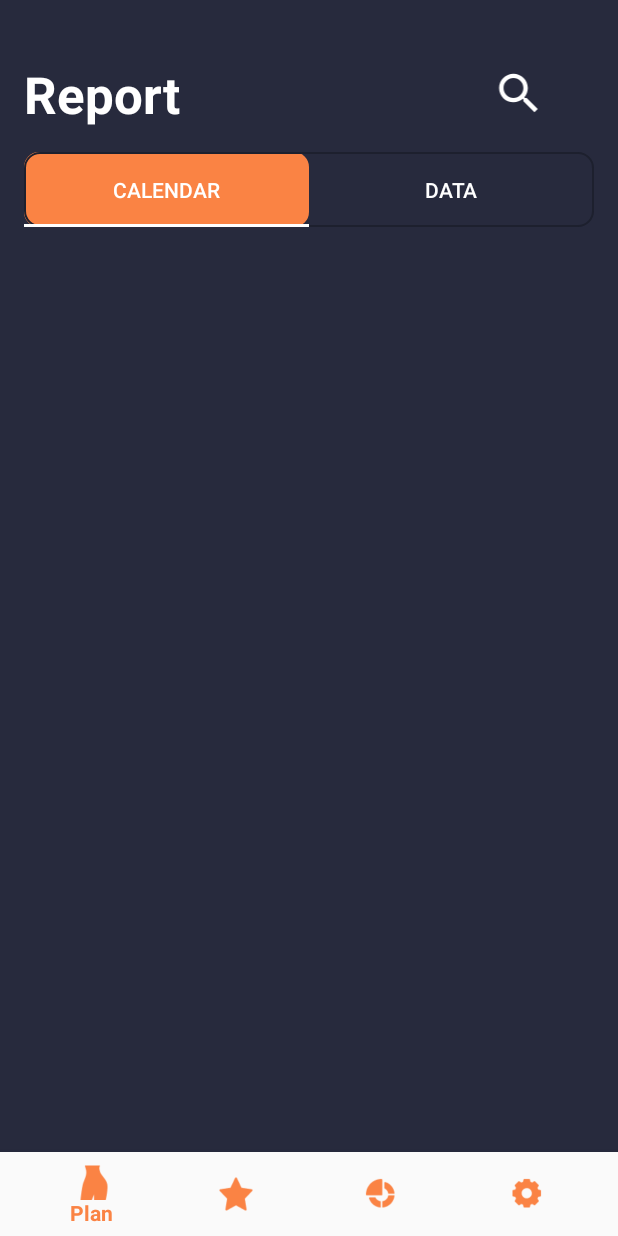
After one commit to tungdaoUTE/weightBase, an Android app: the fragment ReportFragment placed in its activity, on a phone screen of 412 x 824 dp. The commit adds this screen. Run offline under Robolectric (Android 15) with nearby library versions, the phone set to English and light mode, and no system bars; 1 statement that could not run was skipped.

Commit message:
report
vẽ dở màn report

```diff
--- a/app/src/main/java/com/example/overweights/ui/MainPage/MainPageActivity.java
+++ b/app/src/main/java/com/example/overweights/ui/MainPage/MainPageActivity.java
@@ -15,6 +15,7 @@ import android.widget.Toast;
 
 import com.example.overweights.R;
 import com.example.overweights.databinding.ActivityMainPageBinding;
+import com.example.overweights.ui.MainPage.report.ReportFragment;
 import com.example.overweights.utils.BottomNavigationBehavior;
 import com.google.android.material.bottomnavigation.BottomNavigationView;
 
@@ -62,7 +63,8 @@ public class MainPageActivity extends AppCompatActivity {
                     loadFragment(fragment);
                     return true;
                 case R.id.nav_report:
-                    Toast.makeText(MainPageActivity.this, "report", Toast.LENGTH_SHORT).show();
+                    fragment = new ReportFragment();
+                    loadFragment(fragment);
                     return true;
                 case R.id.nav_setting:
                     return true;
--- /dev/null
+++ b/app/src/main/java/com/example/overweights/ui/MainPage/report/CalendarFragment.java
@@ -0,0 +1,29 @@
+package com.example.overweights.ui.MainPage.report;
+
+import android.os.Bundle;
+import android.view.LayoutInflater;
+import android.view.View;
+import android.view.ViewGroup;
+
+import androidx.annotation.NonNull;
+import androidx.annotation.Nullable;
+import androidx.fragment.app.Fragment;
+
+import com.example.overweights.databinding.FragmentCalendarBinding;
+import com.example.overweights.databinding.FragmentReportBinding;
+
+public class CalendarFragment extends Fragment {
+    public static CalendarFragment newInstance() {
+        return new CalendarFragment();
+    }
+
+    FragmentCalendarBinding binding;
+
+    @Nullable
+    @Override
+    public View onCreateView(@NonNull LayoutInflater inflater, @Nullable ViewGroup container, @Nullable Bundle savedInstanceState) {
+        binding = FragmentCalendarBinding.inflate(inflater, container, false);
+        View root = binding.getRoot();
+        return root;
+    }
+}
--- /dev/null
+++ b/app/src/main/java/com/example/overweights/ui/MainPage/report/DataFragment.java
@@ -0,0 +1,29 @@
+package com.example.overweights.ui.MainPage.report;
+
+import android.os.Bundle;
+import android.view.LayoutInflater;
+import android.view.View;
+import android.view.ViewGroup;
+
+import androidx.annotation.NonNull;
+import androidx.annotation.Nullable;
+import androidx.fragment.app.Fragment;
+
+import com.example.overweights.databinding.FragmentDataBinding;
+import com.example.overweights.databinding.FragmentReportBinding;
+
+public class DataFragment extends Fragment {
+    FragmentDataBinding binding;
+
+    public static DataFragment newInstance() {
+        return new DataFragment();
+    }
+
+    @Nullable
+    @Override
+    public View onCreateView(@NonNull LayoutInflater inflater, @Nullable ViewGroup container, @Nullable Bundle savedInstanceState) {
+        binding = FragmentDataBinding.inflate(inflater, container, false);
+        View root = binding.getRoot();
+        return root;
+    }
+}
--- /dev/null
+++ b/app/src/main/java/com/example/overweights/ui/MainPage/report/ReportFragment.java
@@ -0,0 +1,77 @@
+package com.example.overweights.ui.MainPage.report;
+
+import android.os.Bundle;
+import android.view.LayoutInflater;
+import android.view.View;
+import android.view.ViewGroup;
+import android.widget.FrameLayout;
+
+import androidx.annotation.NonNull;
+import androidx.annotation.Nullable;
+import androidx.fragment.app.Fragment;
+import androidx.viewpager.widget.ViewPager;
+
+import com.example.overweights.databinding.FragmentPlanBinding;
+import com.example.overweights.databinding.FragmentReportBinding;
+
+public class ReportFragment extends Fragment {
+    FragmentReportBinding binding;
+    private int indicatorWidth;
+
+    public ReportFragment() {
+    }
+
+    @Nullable
+    @Override
+    public View onCreateView(@NonNull LayoutInflater inflater, @Nullable ViewGroup container, @Nullable Bundle savedInstanceState) {
+        binding = FragmentReportBinding.inflate(inflater, container, false);
+        View root = binding.getRoot();
+
+        TabFragmentAdapter adapter = new TabFragmentAdapter(getFragmentManager());
+        adapter.addFragment(CalendarFragment.newInstance(), "Calendar");
+        adapter.addFragment(DataFragment.newInstance(), "Data");
+        binding.viewPager.setAdapter(adapter);
+        binding.tab.setupWithViewPager(binding.viewPager);
+
+        //Determine indicator width at runtime
+        binding.tab.post(new Runnable() {
+            @Override
+            public void run() {
+                indicatorWidth = binding.tab.getWidth() / binding.tab.getTabCount();
+
+                //Assign new width
+                FrameLayout.LayoutParams indicatorParams = (FrameLayout.LayoutParams) binding.indicator.getLayoutParams();
+                indicatorParams.width = indicatorWidth;
+                binding.indicator.setLayoutParams(indicatorParams);
+            }
+        });
+
+        binding.viewPager.addOnPageChangeListener(new ViewPager.OnPageChangeListener() {
+
+            //To move the indicator as the user scroll, we will need the scroll offset values
+            //positionOffset is a value from [0..1] which represents how far the page has been scrolled
+            //see https://developer.android.com/reference/android/support/v4/view/ViewPager.OnPageChangeListener
+            @Override
+            public void onPageScrolled(int i, float positionOffset, int positionOffsetPx) {
+                FrameLayout.LayoutParams params = (FrameLayout.LayoutParams)binding.indicator.getLayoutParams();
+
+                //Multiply positionOffset with indicatorWidth to get translation
+                float translationOffset =  (positionOffset+i) * indicatorWidth ;
+                params.leftMargin = (int) translationOffset;
+                binding.indicator.setLayoutParams(params);
+            }
+
+            @Override
+            public void onPageSelected(int i) {
+
+            }
+
+            @Override
+            public void onPageScrollStateChanged(int i) {
+
+            }
+        });
+
+        return root;
+    }
+}
--- /dev/null
+++ b/app/src/main/java/com/example/overweights/ui/MainPage/report/TabFragmentAdapter.java
@@ -0,0 +1,37 @@
+package com.example.overweights.ui.MainPage.report;
+
+import androidx.fragment.app.Fragment;
+import androidx.fragment.app.FragmentManager;
+import androidx.fragment.app.FragmentPagerAdapter;
+
+import java.util.ArrayList;
+import java.util.List;
+
+public class TabFragmentAdapter extends FragmentPagerAdapter {
+    private final List<Fragment> fragmentList = new ArrayList<>();
+    private final List<String> fragmentTitleList = new ArrayList<>();
+
+    public TabFragmentAdapter(FragmentManager fm) {
+        super(fm);
+    }
+
+    @Override
+    public Fragment getItem(int i) {
+        return fragmentList.get(i);
+    }
+
+    @Override
+    public int getCount() {
+        return fragmentList.size();
+    }
+
+    @Override
+    public CharSequence getPageTitle(int position) {
+        return fragmentTitleList.get(position);
+    }
+
+    public void addFragment(Fragment fragment, String title) {
+        fragmentList.add(fragment);
+        fragmentTitleList.add(title);
+    }
+}
--- /dev/null
+++ b/app/src/main/res/drawable/gradient_bg.xml
@@ -0,0 +1,12 @@
+<?xml version="1.0" encoding="utf-8"?>
+<shape
+    android:shape="rectangle"
+    xmlns:android="http://schemas.android.com/apk/res/android">
+
+    <corners android:radius="10dp"/>
+    <gradient
+        android:type="linear"
+        android:angle="45"
+        android:startColor="#FA8344"
+        android:endColor="#FA8344"/>
+</shape>
--- /dev/null
+++ b/app/src/main/res/drawable/tab_bg.xml
@@ -0,0 +1,6 @@
+<?xml version="1.0" encoding="utf-8"?>
+<shape android:shape="rectangle"
+    xmlns:android="http://schemas.android.com/apk/res/android">
+    <corners android:radius="10dp"/>
+    <stroke android:color="#1D202E" android:width="1dp"/>
+</shape>
--- /dev/null
+++ b/app/src/main/res/layout/fragment_calendar.xml
@@ -0,0 +1,23 @@
+<?xml version="1.0" encoding="utf-8"?>
+<LinearLayout xmlns:android="http://schemas.android.com/apk/res/android"
+    android:layout_width="match_parent"
+    android:layout_height="match_parent"
+    android:orientation="vertical"
+    android:background="#272A3D">
+
+    <LinearLayout
+        android:orientation="vertical"
+        android:layout_width="match_parent"
+        android:layout_height="wrap_content">
+
+    </LinearLayout> // total
+
+    <LinearLayout
+        android:orientation="vertical"
+        android:layout_width="match_parent"
+        android:layout_height="wrap_content">
+
+    </LinearLayout> // history
+
+
+</LinearLayout>
--- /dev/null
+++ b/app/src/main/res/layout/fragment_data.xml
@@ -0,0 +1,15 @@
+<?xml version="1.0" encoding="utf-8"?>
+<RelativeLayout xmlns:android="http://schemas.android.com/apk/res/android"
+    android:layout_width="match_parent"
+    android:layout_height="match_parent"
+    android:background="#272A3D">
+
+    <TextView
+        android:layout_width="wrap_content"
+        android:layout_height="wrap_content"
+        android:layout_centerInParent="true"
+        android:textSize="30sp"
+        android:textColor="#ffffff"
+        android:text="Fragment Two"/>
+
+</RelativeLayout>
--- a/app/src/main/res/layout/fragment_report.xml
+++ b/app/src/main/res/layout/fragment_report.xml
@@ -1,6 +1,69 @@
 <?xml version="1.0" encoding="utf-8"?>
-<androidx.constraintlayout.widget.ConstraintLayout
-    xmlns:android="http://schemas.android.com/apk/res/android" android:layout_width="match_parent"
-    android:layout_height="match_parent">
+<LinearLayout xmlns:android="http://schemas.android.com/apk/res/android"
+    xmlns:app="http://schemas.android.com/apk/res-auto"
+    xmlns:tools="http://schemas.android.com/tools"
+    android:layout_width="match_parent"
+    android:layout_height="match_parent"
+    android:background="#272A3D"
+    android:padding="16dp"
+    android:orientation="vertical">
 
-</androidx.constraintlayout.widget.ConstraintLayout>
+
+
+    <LinearLayout
+        android:orientation="horizontal"
+        android:layout_marginTop="24dp"
+        android:layout_width="match_parent"
+        android:layout_height="wrap_content">
+        <TextView
+            android:text="Report"
+            android:textStyle="bold"
+            android:textSize="34sp"
+            android:textColor="@color/white"
+            android:layout_weight="8"
+            android:layout_width="0dp"
+            android:layout_height="wrap_content"/>
+
+        <ImageView
+            android:id="@+id/imageView5"
+            android:layout_weight="2"
+            android:layout_width="30dp"
+            android:layout_height="35dp"
+            android:layout_gravity="center_vertical"
+            app:srcCompat="@drawable/ic_baseline_search_24" />
+
+    </LinearLayout>
+
+    <FrameLayout
+        android:layout_marginTop="16dp"
+        android:layout_width="match_parent"
+        android:layout_height="wrap_content"
+        android:layout_marginVertical="16dp"
+        android:clipToPadding="false">
+
+        <View
+            android:id="@+id/indicator"
+            android:layout_width="0dp"
+            android:layout_height="50dp"
+            android:background="@drawable/gradient_bg"/>
+
+        <com.google.android.material.tabs.TabLayout
+            android:id="@+id/tab"
+            android:layout_width="match_parent"
+            android:layout_height="50dp"
+            android:background="@drawable/tab_bg"
+            app:tabGravity="fill"
+            app:tabMode="fixed"
+            app:tabTextColor="@color/white"
+            app:tabIndicatorColor="@null"
+            app:tabRippleColor="@null"/>
+
+    </FrameLayout>
+
+    <androidx.viewpager.widget.ViewPager
+        android:id="@+id/viewPager"
+        android:layout_width="match_parent"
+        android:layout_height="match_parent"/>
+
+
+</LinearLayout>
```
